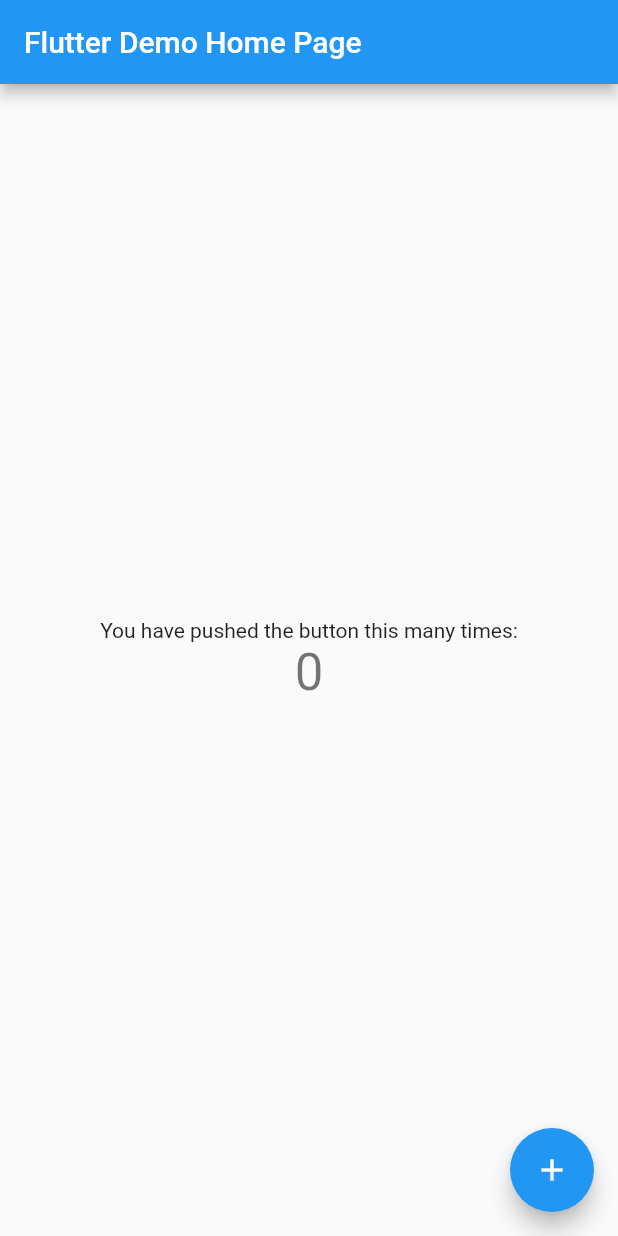
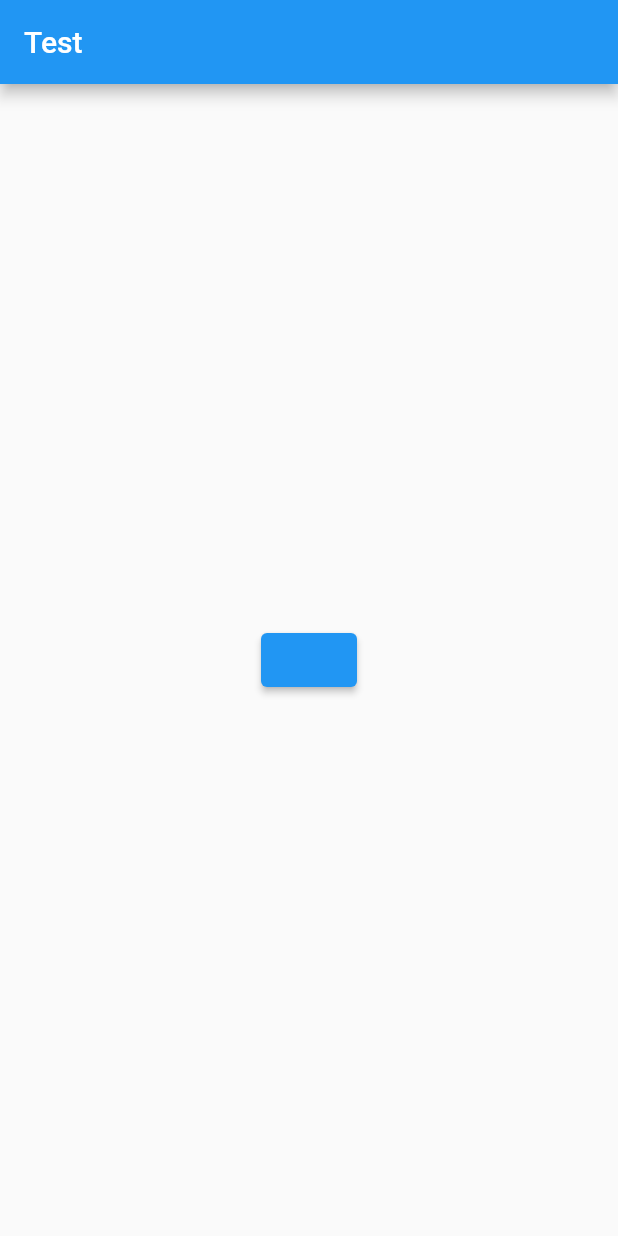
Before and after one commit to Domnyk/zefir, a Flutter app: the screen it shows after launch, on a phone screen of 412 x 824 dp. Run offline on Flutter 3.47's test engine with Material 2 defaults, Android fonts, the phone set to English and light mode, and no system bars.

Commit message:
Add loading screen widget and rooms service
* Loading screen displays only a button
* Rooms service returns stream of ints

```diff
--- a/lib/main.dart
+++ b/lib/main.dart
@@ -1,4 +1,5 @@
 import 'package:flutter/material.dart';
+import 'package:zefir/screens/loading-screen.dart';
 
 void main() {
   runApp(MyApp());
@@ -9,109 +10,15 @@ class MyApp extends StatelessWidget {
   @override
   Widget build(BuildContext context) {
     return MaterialApp(
-      title: 'Flutter Demo',
+      initialRoute: '/',
+      routes: {
+        '/': (context) => LoadingScreen(),
+      },
+      title: 'Zefir',
       theme: ThemeData(
-        // This is the theme of your application.
-        //
-        // Try running your application with "flutter run". You'll see the
-        // application has a blue toolbar. Then, without quitting the app, try
-        // changing the primarySwatch below to Colors.green and then invoke
-        // "hot reload" (press "r" in the console where you ran "flutter run",
-        // or simply save your changes to "hot reload" in a Flutter IDE).
-        // Notice that the counter didn't reset back to zero; the application
-        // is not restarted.
         primarySwatch: Colors.blue,
-        // This makes the visual density adapt to the platform that you run
-        // the app on. For desktop platforms, the controls will be smaller and
-        // closer together (more dense) than on mobile platforms.
         visualDensity: VisualDensity.adaptivePlatformDensity,
       ),
-      home: MyHomePage(title: 'Flutter Demo Home Page'),
     );
   }
 }
-
-class MyHomePage extends StatefulWidget {
-  MyHomePage({Key key, this.title}) : super(key: key);
-
-  // This widget is the home page of your application. It is stateful, meaning
-  // that it has a State object (defined below) that contains fields that affect
-  // how it looks.
-
-  // This class is the configuration for the state. It holds the values (in this
-  // case the title) provided by the parent (in this case the App widget) and
-  // used by the build method of the State. Fields in a Widget subclass are
-  // always marked "final".
-
-  final String title;
-
-  @override
-  _MyHomePageState createState() => _MyHomePageState();
-}
-
-class _MyHomePageState extends State<MyHomePage> {
-  int _counter = 0;
-
-  void _incrementCounter() {
-    setState(() {
-      // This call to setState tells the Flutter framework that something has
-      // changed in this State, which causes it to rerun the build method below
-      // so that the display can reflect the updated values. If we changed
-      // _counter without calling setState(), then the build method would not be
-      // called again, and so nothing would appear to happen.
-      _counter++;
-    });
-  }
-
-  @override
-  Widget build(BuildContext context) {
-    // This method is rerun every time setState is called, for instance as done
-    // by the _incrementCounter method above.
-    //
-    // The Flutter framework has been optimized to make rerunning build methods
-    // fast, so that you can just rebuild anything that needs updating rather
-    // than having to individually change instances of widgets.
-    return Scaffold(
-      appBar: AppBar(
-        // Here we take the value from the MyHomePage object that was created by
-        // the App.build method, and use it to set our appbar title.
-        title: Text(widget.title),
-      ),
-      body: Center(
-        // Center is a layout widget. It takes a single child and positions it
-        // in the middle of the parent.
-        child: Column(
-          // Column is also a layout widget. It takes a list of children and
-          // arranges them vertically. By default, it sizes itself to fit its
-          // children horizontally, and tries to be as tall as its parent.
-          //
-          // Invoke "debug painting" (press "p" in the console, choose the
-          // "Toggle Debug Paint" action from the Flutter Inspector in Android
-          // Studio, or the "Toggle Debug Paint" command in Visual Studio Code)
-          // to see the wireframe for each widget.
-          //
-          // Column has various properties to control how it sizes itself and
-          // how it positions its children. Here we use mainAxisAlignment to
-          // center the children vertically; the main axis here is the vertical
-          // axis because Columns are vertical (the cross axis would be
-          // horizontal).
-          mainAxisAlignment: MainAxisAlignment.center,
-          children: <Widget>[
-            Text(
-              'You have pushed the button this many times:',
-            ),
-            Text(
-              '$_counter',
-              style: Theme.of(context).textTheme.headline4,
-            ),
-          ],
-        ),
-      ),
-      floatingActionButton: FloatingActionButton(
-        onPressed: _incrementCounter,
-        tooltip: 'Increment',
-        child: Icon(Icons.add),
-      ), // This trailing comma makes auto-formatting nicer for build methods.
-    );
-  }
-}
--- /dev/null
+++ b/lib/screens/loading-screen.dart
@@ -0,0 +1,18 @@
+import 'package:flutter/material.dart';
+import 'package:flutter/widgets.dart';
+
+class LoadingScreen extends StatelessWidget {
+  const LoadingScreen({Key key}) : super(key: key);
+
+  @override
+  Widget build(BuildContext context) {
+    return Scaffold(
+        appBar: AppBar(title: Text('Test')),
+        body: Center(
+          child: ElevatedButton(
+            child: Text(''),
+            onPressed: () {},
+          ),
+        ));
+  }
+}
--- /dev/null
+++ b/lib/services/rooms.dart
@@ -0,0 +1,7 @@
+class RoomsService {
+  Stream<int> fetchRooms() async* {
+    for(int i = 0; i < 10; ++i) {
+      yield i;
+    }
+  }
+}
```
Also changed, not shown: 1 other file.
